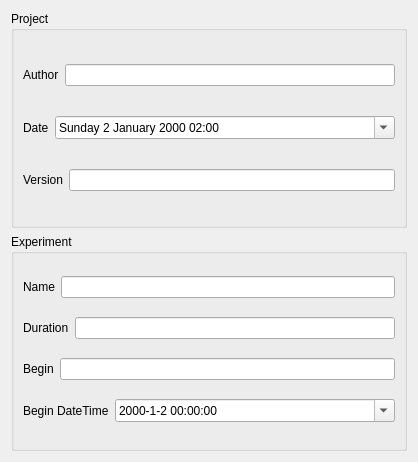
The window that src/pkgs/gvle.default/DefaultVpzPanel/filevpzproject.ui (vle-forge/vle) describes before a commit, drawn with Qt 5.
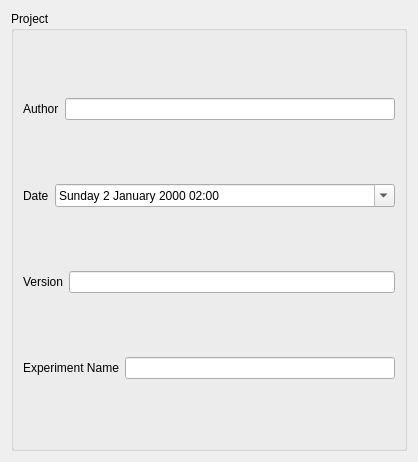
The same window after the commit.

Commit message:
[gvle.default] simplify project page
Begin and duration of experiments have now to be managed into the
conditions panel. Some widgets from the project panel
are thus removed.

Patch:
```diff
--- a/src/pkgs/gvle.default/DefaultVpzPanel/filevpzproject.ui
+++ b/src/pkgs/gvle.default/DefaultVpzPanel/filevpzproject.ui
@@ -110,15 +110,6 @@
         </item>
        </layout>
       </item>
-     </layout>
-    </widget>
-   </item>
-   <item>
-    <widget class="QGroupBox" name="Experiment">
-     <property name="title">
-      <string>Experiment</string>
-     </property>
-     <layout class="QVBoxLayout" name="verticalLayout_3">
       <item>
        <layout class="QHBoxLayout" name="horizontalLayout_16">
         <property name="sizeConstraint">
@@ -127,7 +118,7 @@
         <item>
          <widget class="QLabel" name="label_16">
           <property name="text">
-           <string>Name</string>
+           <string>Experiment Name</string>
           </property>
          </widget>
         </item>
@@ -136,84 +127,6 @@
         </item>
        </layout>
       </item>
-      <item>
-       <layout class="QHBoxLayout" name="horizontalLayout_15">
-        <property name="sizeConstraint">
-         <enum>QLayout::SetMaximumSize</enum>
-        </property>
-        <item>
-         <widget class="QLabel" name="label_15">
-          <property name="text">
-           <string>Duration</string>
-          </property>
-         </widget>
-        </item>
-        <item>
-         <widget class="QLineEdit" name="durationEdit"/>
-        </item>
-       </layout>
-      </item>
-      <item>
-       <layout class="QHBoxLayout" name="horizontalLayout_14">
-        <property name="sizeConstraint">
-         <enum>QLayout::SetMaximumSize</enum>
-        </property>
-        <item>
-         <widget class="QLabel" name="label_14">
-          <property name="text">
-           <string>Begin</string>
-          </property>
-         </widget>
-        </item>
-        <item>
-         <widget class="QLineEdit" name="beginEdit"/>
-        </item>
-       </layout>
-      </item>
-      <item>
-       <layout class="QHBoxLayout" name="horizontalLayout_4">
-        <item>
-         <widget class="QLabel" name="label_4">
-          <property name="text">
-           <string>Begin DateTime</string>
-          </property>
-         </widget>
-        </item>
-        <item>
-         <widget class="QDateTimeEdit" name="beginDateTimeEdit">
-          <property name="sizePolicy">
-           <sizepolicy hsizetype="Expanding" vsizetype="Fixed">
-            <horstretch>0</horstretch>
-            <verstretch>0</verstretch>
-           </sizepolicy>
-          </property>
-          <property name="dateTime">
-           <datetime>
-            <hour>0</hour>
-            <minute>0</minute>
-            <second>0</second>
-            <year>2000</year>
-            <month>1</month>
-            <day>2</day>
-           </datetime>
-          </property>
-          <property name="time">
-           <time>
-            <hour>0</hour>
-            <minute>0</minute>
-            <second>0</second>
-           </time>
-          </property>
-          <property name="displayFormat">
-           <string>yyyy-M-d hh:mm:ss</string>
-          </property>
-          <property name="calendarPopup">
-           <bool>true</bool>
-          </property>
-         </widget>
-        </item>
-       </layout>
-      </item>
      </layout>
     </widget>
    </item>
```
The commit also changes 2 other files.
